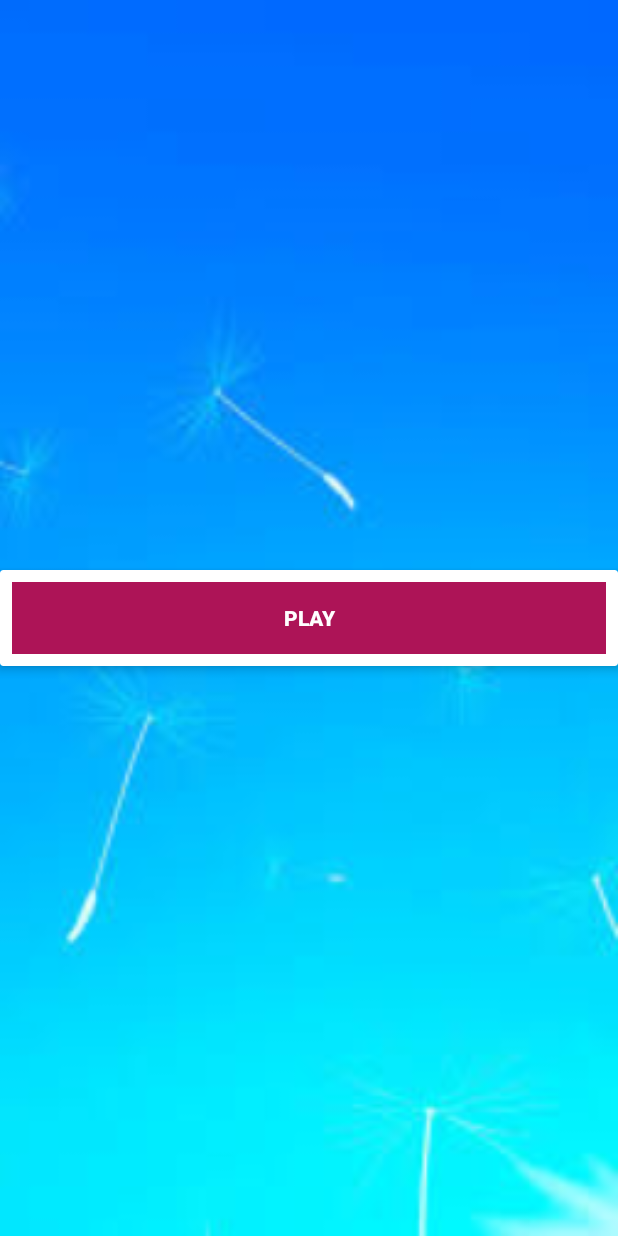
After one commit to Agnohendrix/AndroidOnlineQuizApp, an Android app: the layout activity_start.xml on its own in the app's theme, with its tools: preview values and no code run, on a phone screen of 412 x 824 dp. The commit adds this screen. Run offline under Robolectric (Android 15) with nearby library versions, the phone set to English and light mode, and no system bars.

Commit message:
Start quiz with category Image.

```diff
--- a/app/src/main/AndroidManifest.xml
+++ b/app/src/main/AndroidManifest.xml
@@ -16,7 +16,8 @@
                 <category android:name="android.intent.category.LAUNCHER" />
             </intent-filter>
         </activity>
-        <activity android:name=".Home"></activity>
+        <activity android:name=".Home" />
+        <activity android:name=".Start"></activity>
     </application>
 
 </manifest>
--- /dev/null
+++ b/app/src/main/res/layout/activity_start.xml
@@ -0,0 +1,38 @@
+<?xml version="1.0" encoding="utf-8"?>
+<RelativeLayout xmlns:android="http://schemas.android.com/apk/res/android"
+    xmlns:app="http://schemas.android.com/apk/res-auto"
+    xmlns:tools="http://schemas.android.com/tools"
+    android:layout_width="match_parent"
+    android:layout_height="match_parent"
+    android:background="@drawable/background_main"
+    tools:context=".Start">
+
+    <ImageView
+        android:id="@+id/logo"
+
+        android:layout_centerHorizontal="true"
+        android:layout_alignParentTop="true"
+        android:layout_marginTop="25dp"
+        android:layout_width="300dp"
+        android:layout_height="200dp" />
+
+    <android.support.v7.widget.CardView
+        app:cardElevation="4dp"
+        android:layout_centerInParent="true"
+        android:layout_width="match_parent"
+        android:layout_height="wrap_content">
+
+        <Button
+            style="@style/Widget.AppCompat.Button.Borderless"
+            android:id="@+id/btn_play"
+            android:layout_margin="8dp"
+            android:background="#AD1457"
+            android:foreground="?android:selectableItemBackground"
+            android:text="PLAY"
+            android:textColor="@android:color/white"
+            android:textStyle="bold"
+            android:theme="@style/MyButton"
+            android:layout_width="match_parent"
+            android:layout_height="wrap_content" />
+    </android.support.v7.widget.CardView>
+</RelativeLayout>
--- a/app/src/main/res/values/styles.xml
+++ b/app/src/main/res/values/styles.xml
@@ -8,4 +8,8 @@
         <item name="colorAccent">@color/colorAccent</item>
     </style>
 
+    <style name="MyButton" parent="Theme.AppCompat.Light">
+        <item name="colorControlHighlight">#1CB3BC</item>
+    </style>
+
 </resources>
```
Also changed, not shown: app/src/main/java/com/example/agnohendrix/androidonlinequizapp/CategoryFragment.java (+8 -1 lines), app/src/main/java/com/example/agnohendrix/androidonlinequizapp/Common/Common.java (added, +8 -0 lines), app/src/main/java/com/example/agnohendrix/androidonlinequizapp/Start.java (added, +22 -0 lines).
